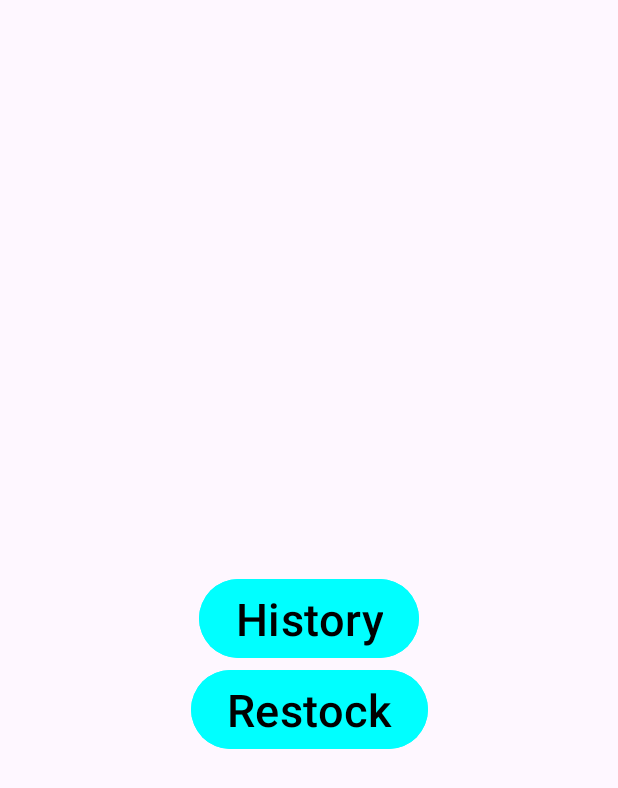
After one commit to Raji-Behara/CashRegisterApp, an Android app: the ManagerActivity screen opened directly, with no data from a screen before it, on a phone screen of 412 x 824 dp. The commit adds this screen. Shown: the top 788 px of the screen. Run offline under Robolectric (Android 15) with nearby library versions, the phone set to English and light mode, and no system bars.

Commit message:
Show history with issues

```diff
--- a/app/build.gradle.kts
+++ b/app/build.gradle.kts
@@ -29,6 +29,9 @@ android {
         sourceCompatibility = JavaVersion.VERSION_1_8
         targetCompatibility = JavaVersion.VERSION_1_8
     }
+    buildFeatures {
+        viewBinding = true
+    }
 }
 
 dependencies {
@@ -36,6 +39,8 @@ dependencies {
     implementation("androidx.appcompat:appcompat:1.6.1")
     implementation("com.google.android.material:material:1.10.0")
     implementation("androidx.constraintlayout:constraintlayout:2.1.4")
+    implementation("androidx.navigation:navigation-fragment:2.5.3")
+    implementation("androidx.navigation:navigation-ui:2.5.3")
     testImplementation("junit:junit:4.13.2")
     androidTestImplementation("androidx.test.ext:junit:1.1.5")
     androidTestImplementation("androidx.test.espresso:espresso-core:3.5.1")
--- /dev/null
+++ b/app/src/main/java/com/example/cashregisterapp/ManagerActivity.java
@@ -0,0 +1,45 @@
+package com.example.cashregisterapp;
+
+import android.annotation.SuppressLint;
+import android.content.Intent;
+import android.os.Bundle;
+import android.view.View;
+import android.widget.Button;
+
+import androidx.appcompat.app.AppCompatActivity;
+
+public class ManagerActivity  extends AppCompatActivity implements View.OnClickListener {
+
+    Button buttonHistory,buttonRestock;
+
+    @SuppressLint("MissingInflatedId")
+    @Override
+    protected void onCreate(Bundle savedInstanceState) {
+        super.onCreate(savedInstanceState);
+        setContentView(R.layout.activity_manager);
+        buttonHistory= findViewById(R.id.btn_history);
+        buttonRestock= findViewById(R.id.btn_restock);
+
+        buttonHistory.setOnClickListener(this);
+        buttonRestock.setOnClickListener(this);
+
+
+
+    }
+
+    @Override
+    public void onClick(View v) {
+
+        if(v.getId()==R.id.btn_history)
+        {
+Intent intentHistory = new Intent(ManagerActivity.this,ShowHistoryActivity.class);
+startActivity(intentHistory);
+        }
+
+        else
+        {
+
+        }
+
+    }
+}
--- a/app/src/main/java/com/example/cashregisterapp/MyApp.java
+++ b/app/src/main/java/com/example/cashregisterapp/MyApp.java
@@ -9,6 +9,8 @@ public class MyApp extends Application {
 
 
   ArrayList<Product> appProductlist;
+  ArrayList<History> appHistorylist;
+
 
     public ArrayList<Product> getAppProductlist() {
 
@@ -24,4 +26,5 @@ public class MyApp extends Application {
 return  appProductlist;
     }
 
+
 }
--- /dev/null
+++ b/app/src/main/res/layout/activity_manager.xml
@@ -0,0 +1,47 @@
+<?xml version="1.0" encoding="utf-8"?>
+
+<androidx.constraintlayout.widget.ConstraintLayout
+    xmlns:android="http://schemas.android.com/apk/res/android"
+    xmlns:app="http://schemas.android.com/apk/res-auto"
+    xmlns:tools="http://schemas.android.com/tools"
+    android:layout_width="match_parent"
+    android:layout_height="match_parent"
+
+    android:orientation="horizontal"
+    tools:context=".ManagerActivity"
+  >
+
+    <Button
+        android:id="@+id/btn_history"
+        android:layout_width="wrap_content"
+        android:layout_height="wrap_content"
+        android:gravity="center"
+        android:text="History"
+android:backgroundTint="@color/aqua"
+        android:textColor="@color/black"
+        android:textSize="30sp"
+       app:layout_constraintStart_toStartOf="parent"
+        app:layout_constraintTop_toTopOf="parent"
+        app:layout_constraintEnd_toEndOf="parent"
+        app:layout_constraintBottom_toBottomOf="parent"
+       />
+
+
+    <Button
+        android:id="@+id/btn_restock"
+        android:layout_width="wrap_content"
+        android:layout_height="wrap_content"
+        android:text="Restock"
+        android:textSize="30sp"
+        android:backgroundTint="@color/aqua"
+        android:textColor="@color/black"
+        app:layout_constraintEnd_toEndOf="parent"
+        app:layout_constraintStart_toStartOf="parent"
+
+
+        app:layout_constraintTop_toBottomOf="@id/btn_history"
+
+         />
+
+
+</androidx.constraintlayout.widget.ConstraintLayout>
```
Also changed, not shown: app/src/main/AndroidManifest.xml (+15 -3 lines), app/src/main/java/com/example/cashregisterapp/History.java (added, +60 -0 lines), app/src/main/java/com/example/cashregisterapp/HistoryListBaseAdapter.java (added, +57 -0 lines), app/src/main/java/com/example/cashregisterapp/MainActivity.java (+21 -5 lines), app/src/main/java/com/example/cashregisterapp/ShowHistoryActivity.java (added, +62 -0 lines), app/src/main/res/layout/activity_main.xml (+16 -1 lines), app/src/main/res/layout/activity_showhistory.xml (added, +25 -0 lines), app/src/main/res/layout/historylist_row.xml (added, +45 -0 lines), app/src/main/res/values/strings.xml (+44 -0 lines).
